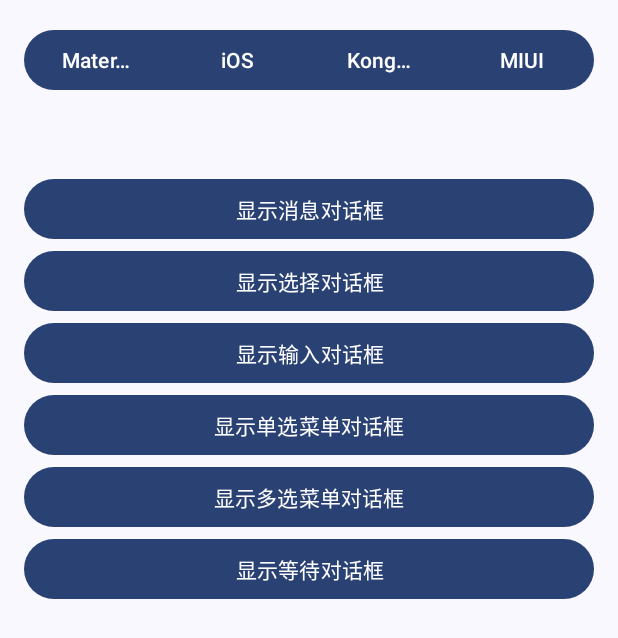
After one commit to SuZhelevel6/PlayDemo, an Android app: the DialogExampleActivity screen opened directly, with no data from a screen before it, on a phone screen of 412 x 824 dp. The commit adds this screen. Shown: the top 638 px of the screen. Run offline under Robolectric (Android 15) with nearby library versions, the phone set to English and light mode, and no system bars; libraries missing offline, so code that uses them is left out: com.kongzue.dialogx.

Commit message:
feat: 增加DialogExampleActivity - [1]
- 包含消息对话框、选择对话框、输入对话框、单选菜单、多选菜单、等待对话框

```diff
--- a/app/src/main/java/com/suzhe/playdemo/AppContext.kt
+++ b/app/src/main/java/com/suzhe/playdemo/AppContext.kt
@@ -7,6 +7,7 @@ import android.provider.MediaStore
 import com.blankj.utilcode.util.AppUtils
 import com.blankj.utilcode.util.LogUtils
 import com.google.android.material.color.DynamicColors
+import com.kongzue.dialogx.DialogX
 import com.tencent.mmkv.MMKV
 import kotlinx.coroutines.*
 import xcrash.TombstoneManager
@@ -38,7 +39,8 @@ class AppContext : Application() {
         initMMKV()
         processCrashLogs()
         // 开启动态主题
-        DynamicColors.applyToActivitiesIfAvailable(instance);
+        DynamicColors.applyToActivitiesIfAvailable(instance)
+        DialogX.init(this)
     }
 
     override fun onTerminate() {
--- a/app/src/main/java/com/suzhe/playdemo/component/splash/SplashActivity.kt
+++ b/app/src/main/java/com/suzhe/playdemo/component/splash/SplashActivity.kt
@@ -9,6 +9,7 @@ import com.qmuiteam.qmui.util.QMUIStatusBarHelper
 import com.suzhe.playdemo.component.main.MainActivity
 import com.suzhe.playdemo.R
 import com.suzhe.playdemo.base.activity.BaseViewModelActivity
+import com.suzhe.playdemo.component.test.DialogExampleActivity
 import com.suzhe.playdemo.component.test.RoundButtonDemoActivity
 import com.suzhe.playdemo.databinding.ActivitySplashBinding
 import com.suzhe.playdemo.utils.PreferenceUtil
@@ -91,7 +92,7 @@ class SplashActivity : BaseViewModelActivity<ActivitySplashBinding>() {
 
 
     private fun prepareNext() {
-        ActivityUtils.startActivity(RoundButtonDemoActivity::class.java)
+        ActivityUtils.startActivity(DialogExampleActivity::class.java)
         finish()
     }
 
--- /dev/null
+++ b/app/src/main/res/layout/activity_dialog_example.xml
@@ -0,0 +1,87 @@
+<?xml version="1.0" encoding="utf-8"?>
+<LinearLayout
+    xmlns:android="http://schemas.android.com/apk/res/android"
+    android:layout_width="match_parent"
+    android:layout_height="match_parent"
+    android:orientation="vertical"
+    android:padding="16dp">
+
+    <com.google.android.material.button.MaterialButtonToggleGroup
+        android:id="@+id/styleGroup"
+        android:layout_width="match_parent"
+        android:layout_height="wrap_content"
+        android:layout_marginBottom="16dp">
+
+        <com.google.android.material.button.MaterialButton
+            android:id="@+id/btnMaterial"
+            android:layout_width="0dp"
+            android:layout_weight="1"
+            android:layout_height="wrap_content"
+            android:text="Material"/>
+
+        <com.google.android.material.button.MaterialButton
+            android:id="@+id/btnIos"
+            android:layout_width="0dp"
+            android:layout_weight="1"
+            android:layout_height="wrap_content"
+            android:text="iOS"/>
+
+        <com.google.android.material.button.MaterialButton
+            android:id="@+id/btnKongzue"
+            android:layout_width="0dp"
+            android:layout_weight="1"
+            android:layout_height="wrap_content"
+            android:text="Kongzue"/>
+
+        <com.google.android.material.button.MaterialButton
+            android:id="@+id/btnMiui"
+            android:layout_width="0dp"
+            android:layout_weight="1"
+            android:layout_height="wrap_content"
+            android:text="MIUI"/>
+    </com.google.android.material.button.MaterialButtonToggleGroup>
+
+
+    <TextView
+        android:id="@+id/txtStyleInfo"
+        android:layout_width="match_parent"
+        android:layout_height="wrap_content"
+        android:layout_marginTop="16dp"
+        android:textSize="14sp"/>
+
+    <com.google.android.material.button.MaterialButton
+        android:id="@+id/btnShowMessageDialog"
+        android:layout_width="match_parent"
+        android:layout_height="wrap_content"
+        android:text="显示消息对话框"/>
+
+    <com.google.android.material.button.MaterialButton
+        android:id="@+id/btnSelectDialog"
+        android:layout_width="match_parent"
+        android:layout_height="wrap_content"
+        android:text="显示选择对话框"/>
+
+    <com.google.android.material.button.MaterialButton
+        android:id="@+id/btnInputDialog"
+        android:layout_width="match_parent"
+        android:layout_height="wrap_content"
+        android:text="显示输入对话框"/>
+
+    <com.google.android.material.button.MaterialButton
+        android:id="@+id/btnSelectMessageMenu"
+        android:layout_width="match_parent"
+        android:layout_height="wrap_content"
+        android:text="显示单选菜单对话框"/>
+
+    <com.google.android.material.button.MaterialButton
+        android:id="@+id/btnMutiSelectMessageMenu"
+        android:layout_width="match_parent"
+        android:layout_height="wrap_content"
+        android:text="显示多选菜单对话框"/>
+
+    <com.google.android.material.button.MaterialButton
+        android:id="@+id/btnWaitDialog"
+        android:layout_width="match_parent"
+        android:layout_height="wrap_content"
+        android:text="显示等待对话框"/>
+</LinearLayout>
--- a/settings.gradle.kts
+++ b/settings.gradle.kts
@@ -10,6 +10,7 @@ dependencyResolutionManagement {
     repositories {
         google()
         mavenCentral()
+        maven { url = uri("https://jitpack.io") }
     }
 }
 
```
Also changed, not shown: app/build.gradle.kts (+13 -0 lines), app/src/main/AndroidManifest.xml (+14 -11 lines), app/src/main/java/com/suzhe/playdemo/component/test/DialogExampleActivity.kt (added, +191 -0 lines), app/src/main/res/drawable/sun.png (added).
